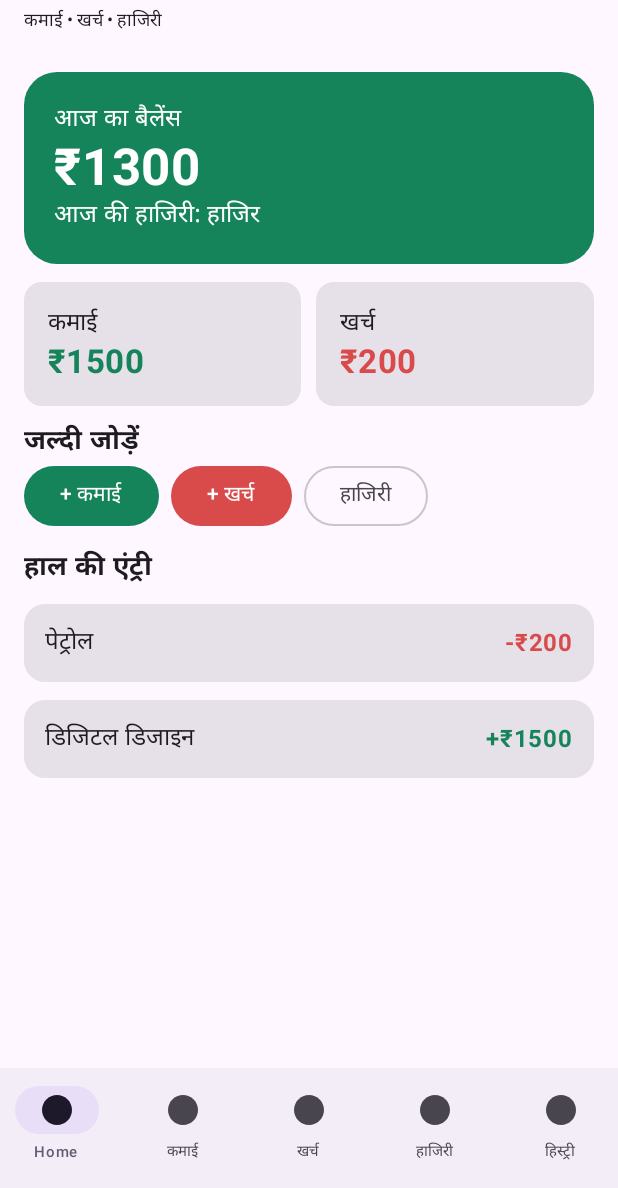
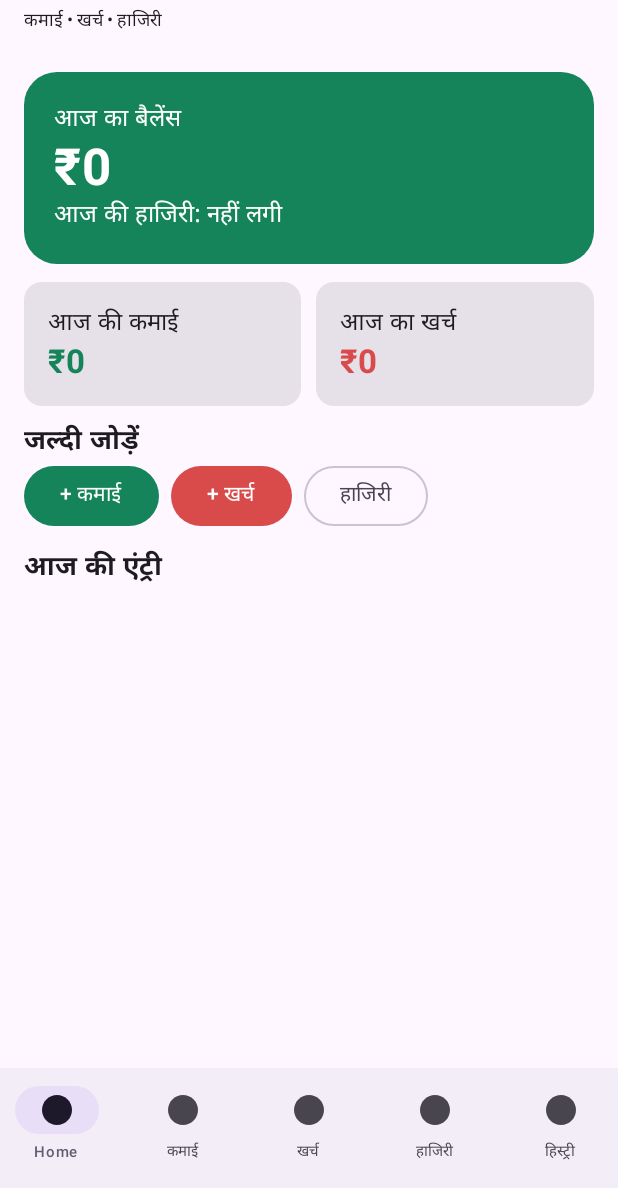
Before and after one commit to bhagrajpunar-ui/DailyHisabHajri, an Android app built with Jetpack Compose: the screen it shows after launch (MainActivity), on a phone screen of 412 x 824 dp, the part 48-1236 px from its top. Run offline under Robolectric (Android 15) with nearby library versions, the phone set to English and light mode, and no system bars.

Commit message:
Persist income expense and daily attendance locally

```diff
--- a/app/src/main/java/com/bhagraj/dailyhisabhajri/MainActivity.kt
+++ b/app/src/main/java/com/bhagraj/dailyhisabhajri/MainActivity.kt
@@ -1,5 +1,6 @@
 package com.bhagraj.dailyhisabhajri
 
+import android.content.Context
 import android.os.Bundle
 import androidx.activity.ComponentActivity
 import androidx.activity.compose.setContent
@@ -9,7 +10,7 @@ import androidx.compose.foundation.lazy.LazyColumn
 import androidx.compose.foundation.lazy.items
 import androidx.compose.foundation.shape.RoundedCornerShape
 import androidx.compose.material.icons.Icons
-import androidx.compose.material.icons.filled.*
+import androidx.compose.material.icons.filled.Circle
 import androidx.compose.material3.*
 import androidx.compose.runtime.*
 import androidx.compose.ui.Modifier
@@ -17,11 +18,38 @@ import androidx.compose.ui.graphics.Color
 import androidx.compose.ui.text.font.FontWeight
 import androidx.compose.ui.unit.dp
 import androidx.compose.ui.unit.sp
+import org.json.JSONArray
+import org.json.JSONObject
+import java.text.SimpleDateFormat
+import java.util.Date
+import java.util.Locale
 
 private val Green = Color(0xFF16845B)
 private val Red = Color(0xFFD94B4B)
 private enum class Page { HOME, INCOME, EXPENSE, ATTENDANCE, HISTORY }
-private data class MoneyRecord(val title: String, val amount: Int, val isIncome: Boolean)
+private fun todayKey(): String = SimpleDateFormat("yyyy-MM-dd", Locale.getDefault()).format(Date())
+private data class MoneyRecord(val title: String, val amount: Int, val isIncome: Boolean, val date: String)
+
+private fun loadRecords(context: Context): List<MoneyRecord> {
+ val raw = context.getSharedPreferences("daily_hisab", Context.MODE_PRIVATE).getString("records", "[]") ?: "[]"
+ return try {
+  val arr = JSONArray(raw)
+  (0 until arr.length()).map { i ->
+   val o = arr.getJSONObject(i)
+   MoneyRecord(o.getString("title"), o.getInt("amount"), o.getBoolean("income"), o.optString("date", todayKey()))
+  }
+ } catch (_: Exception) { emptyList() }
+}
+private fun saveRecords(context: Context, records: List<MoneyRecord>) {
+ val arr = JSONArray()
+ records.forEach { r -> arr.put(JSONObject().put("title", r.title).put("amount", r.amount).put("income", r.isIncome).put("date", r.date)) }
+ context.getSharedPreferences("daily_hisab", Context.MODE_PRIVATE).edit().putString("records", arr.toString()).apply()
+}
+private fun loadAttendance(context: Context, date: String): String =
+ context.getSharedPreferences("daily_hisab", Context.MODE_PRIVATE).getString("attendance_$date", "") ?: ""
+private fun saveAttendance(context: Context, date: String, status: String) {
+ context.getSharedPreferences("daily_hisab", Context.MODE_PRIVATE).edit().putString("attendance_$date", status).apply()
+}
 
 class MainActivity : ComponentActivity() {
  override fun onCreate(savedInstanceState: Bundle?) {
@@ -33,11 +61,14 @@ class MainActivity : ComponentActivity() {
 @OptIn(ExperimentalMaterial3Api::class)
 @Composable
 fun DailyHisabApp() {
+ val context = androidx.compose.ui.platform.LocalContext.current
+ val today = remember { todayKey() }
  var page by remember { mutableStateOf(Page.HOME) }
- var records by remember { mutableStateOf(listOf(MoneyRecord("डिजिटल डिजाइन", 1500, true), MoneyRecord("पेट्रोल", 200, false))) }
- var attendance by remember { mutableStateOf("हाजिर") }
- val income = records.filter { it.isIncome }.sumOf { it.amount }
- val expense = records.filter { !it.isIncome }.sumOf { it.amount }
+ var records by remember { mutableStateOf(loadRecords(context)) }
+ var attendance by remember { mutableStateOf(loadAttendance(context, today)) }
+ val todayRecords = records.filter { it.date == today }
+ val income = todayRecords.filter { it.isIncome }.sumOf { it.amount }
+ val expense = todayRecords.filter { !it.isIncome }.sumOf { it.amount }
 
  MaterialTheme(colorScheme = lightColorScheme(primary = Green)) {
   Scaffold(
@@ -46,10 +77,8 @@ fun DailyHisabApp() {
     Text("कमाई • खर्च • हाजिरी", fontSize = 12.sp)
    } }) },
    bottomBar = { NavigationBar {
-    val tabs = listOf(Page.HOME to "Home", Page.INCOME to "कमाई", Page.EXPENSE to "खर्च", Page.ATTENDANCE to "हाजिरी", Page.HISTORY to "हिस्ट्री")
-    tabs.forEach { (p, label) ->
-     NavigationBarItem(selected = page == p, onClick = { page = p },
-      icon = { Icon(Icons.Default.Circle, contentDescription = label) }, label = { Text(label, fontSize = 10.sp) })
+    listOf(Page.HOME to "Home", Page.INCOME to "कमाई", Page.EXPENSE to "खर्च", Page.ATTENDANCE to "हाजिरी", Page.HISTORY to "हिस्ट्री").forEach { (p, label) ->
+     NavigationBarItem(selected = page == p, onClick = { page = p }, icon = { Icon(Icons.Default.Circle, contentDescription = label) }, label = { Text(label, fontSize = 10.sp) })
     }
    } }
   ) { padding ->
@@ -60,38 +89,36 @@ fun DailyHisabApp() {
        Column(Modifier.padding(20.dp)) {
         Text("आज का बैलेंस", color = Color.White)
         Text("₹${income-expense}", color = Color.White, fontSize = 34.sp, fontWeight = FontWeight.Bold)
-        Text("आज की हाजिरी: $attendance", color = Color.White)
+        Text("आज की हाजिरी: ${attendance.ifBlank { "नहीं लगी" }}", color = Color.White)
        }
       }
      }
-     item {
-      Row(horizontalArrangement = Arrangement.spacedBy(10.dp)) {
-       Card(Modifier.weight(1f)) { Column(Modifier.padding(16.dp)) { Text("कमाई"); Text("₹$income", color = Green, fontSize = 22.sp, fontWeight = FontWeight.Bold) } }
-       Card(Modifier.weight(1f)) { Column(Modifier.padding(16.dp)) { Text("खर्च"); Text("₹$expense", color = Red, fontSize = 22.sp, fontWeight = FontWeight.Bold) } }
-      }
-     }
-     item {
-      Text("जल्दी जोड़ें", fontSize = 18.sp, fontWeight = FontWeight.Bold)
+     item { Row(horizontalArrangement = Arrangement.spacedBy(10.dp)) {
+      Card(Modifier.weight(1f)) { Column(Modifier.padding(16.dp)) { Text("आज की कमाई"); Text("₹$income", color = Green, fontSize = 22.sp, fontWeight = FontWeight.Bold) } }
+      Card(Modifier.weight(1f)) { Column(Modifier.padding(16.dp)) { Text("आज का खर्च"); Text("₹$expense", color = Red, fontSize = 22.sp, fontWeight = FontWeight.Bold) } }
+     } }
+     item { Text("जल्दी जोड़ें", fontSize = 18.sp, fontWeight = FontWeight.Bold)
       Row(horizontalArrangement = Arrangement.spacedBy(8.dp)) {
        Button(onClick = { page = Page.INCOME }) { Text("+ कमाई") }
        Button(onClick = { page = Page.EXPENSE }, colors = ButtonDefaults.buttonColors(containerColor = Red)) { Text("+ खर्च") }
        OutlinedButton(onClick = { page = Page.ATTENDANCE }) { Text("हाजिरी") }
       }
      }
-     item { Text("हाल की एंट्री", fontSize = 18.sp, fontWeight = FontWeight.Bold) }
-     items(records.reversed()) { RecordRow(it) }
+     item { Text("आज की एंट्री", fontSize = 18.sp, fontWeight = FontWeight.Bold) }
+     items(todayRecords.reversed()) { RecordRow(it) }
     }
     Page.INCOME -> MoneyEntryForm("कमाई जोड़ें", Green) { title, amount ->
-     records = records + MoneyRecord(title, amount, true); page = Page.HOME
+     records = records + MoneyRecord(title, amount, true, today); saveRecords(context, records); page = Page.HOME
     }
     Page.EXPENSE -> MoneyEntryForm("खर्च जोड़ें", Red) { title, amount ->
-     records = records + MoneyRecord(title, amount, false); page = Page.HOME
+     records = records + MoneyRecord(title, amount, false, today); saveRecords(context, records); page = Page.HOME
     }
     Page.ATTENDANCE -> Column(Modifier.fillMaxSize().padding(padding).padding(18.dp), verticalArrangement = Arrangement.spacedBy(12.dp)) {
      Text("दैनिक हाजिरी", fontSize = 25.sp, fontWeight = FontWeight.Bold)
+     Text("तारीख: $today")
      Text("आज की हाजिरी चुनें")
      listOf("हाजिर", "गैरहाजिर", "आधी हाजिरी", "छुट्टी").forEach { option ->
-      Card(Modifier.fillMaxWidth().clickable { attendance = option },
+      Card(Modifier.fillMaxWidth().clickable { attendance = option; saveAttendance(context, today, option) },
        colors = CardDefaults.cardColors(containerColor = if (attendance == option) Green.copy(alpha = .12f) else Color.White)) {
        Text(if (attendance == option) "✓  $option" else option, Modifier.padding(18.dp), fontWeight = FontWeight.SemiBold)
       }
@@ -99,7 +126,7 @@ fun DailyHisabApp() {
     }
     Page.HISTORY -> LazyColumn(Modifier.fillMaxSize().padding(padding).padding(16.dp), verticalArrangement = Arrangement.spacedBy(10.dp)) {
      item { Text("हिसाब की हिस्ट्री", fontSize = 25.sp, fontWeight = FontWeight.Bold) }
-     items(records.reversed()) { RecordRow(it) }
+     items(records.sortedByDescending { it.date }.reversed()) { RecordRow(it) }
     }
    }
   }
@@ -118,15 +145,14 @@ private fun MoneyEntryForm(title: String, color: Color, onSave: (String, Int) ->
    val amount = amountText.toIntOrNull()
    if (description.isNotBlank() && amount != null && amount > 0) onSave(description.trim(), amount)
   }, modifier = Modifier.fillMaxWidth(), colors = ButtonDefaults.buttonColors(containerColor = color)) { Text("सेव करें") }
-  Text("पहला UI prototype: डेटा अभी अस्थायी है। अगली अपडेट में स्थायी डेटाबेस जोड़ेंगे।", color = Color.Gray, fontSize = 12.sp)
+  Text("आपका हिसाब इसी मोबाइल में सेव रहेगा।", color = Color.Gray, fontSize = 12.sp)
  }
 }
-
 @Composable
 private fun RecordRow(record: MoneyRecord) {
  Card(Modifier.fillMaxWidth(), shape = RoundedCornerShape(14.dp)) {
   Row(Modifier.fillMaxWidth().padding(14.dp), horizontalArrangement = Arrangement.SpaceBetween) {
-   Text(record.title)
+   Column { Text(record.title); Text(record.date, color = Color.Gray, fontSize = 12.sp) }
    Text("${if (record.isIncome) "+" else "-"}₹${record.amount}", color = if (record.isIncome) Green else Red, fontWeight = FontWeight.Bold)
   }
  }
```
